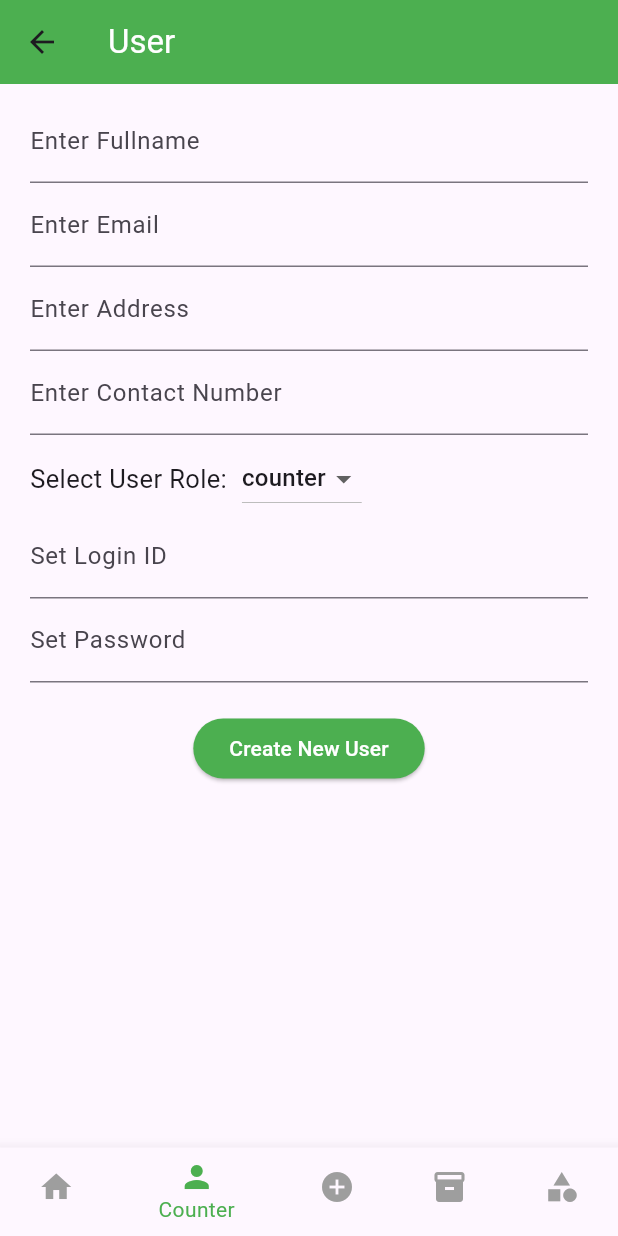
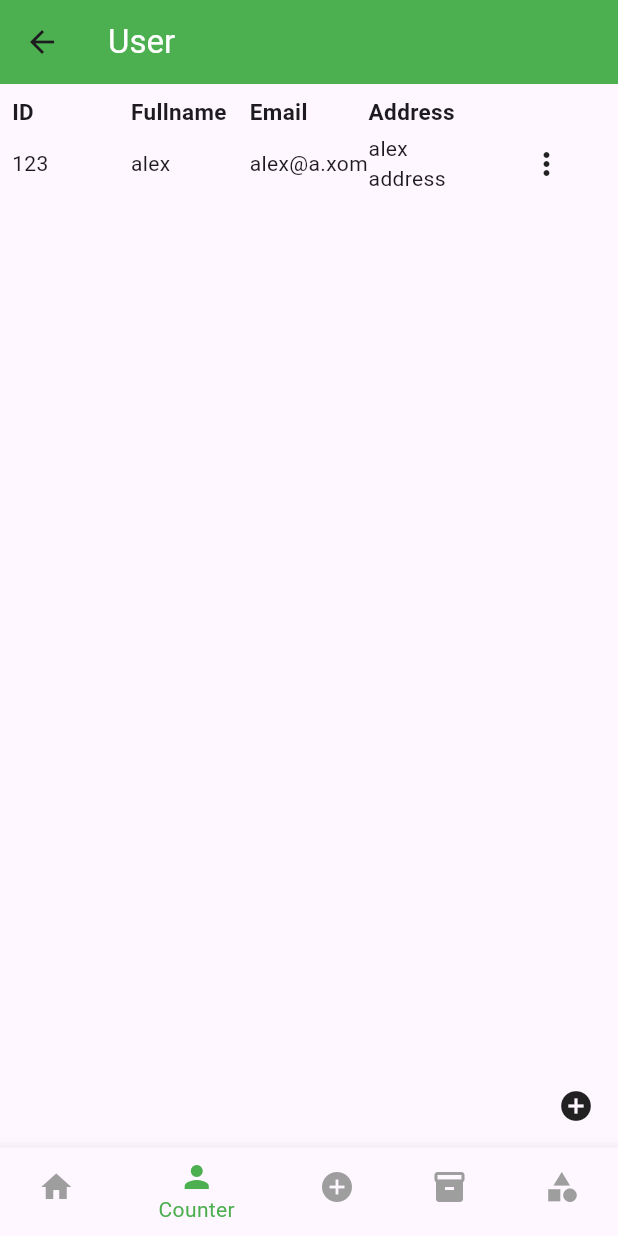
Before and after one commit to sndp231998/HMRODOKAN, a Flutter app: the AdminDashboard screen opened directly, item 2 of the bottom bar chosen, on a phone screen of 412 x 824 dp. Run offline on Flutter 3.47's test engine with Material 2 defaults, Android fonts, the phone set to English and light mode, and no system bars; missing offline and left inert: flutter_barcode_scanner.

Commit message:
table for admin

```diff
--- /dev/null
+++ b/lib/components/table_body.dart
@@ -0,0 +1,11 @@
+import 'package:flutter/material.dart';
+
+class TableBody extends StatelessWidget {
+  final String tableData;
+  const TableBody({super.key, required this.tableData});
+
+  @override
+  Widget build(BuildContext context) {
+    return TableCell(child: Text(tableData));
+  }
+}
--- /dev/null
+++ b/lib/components/table_head.dart
@@ -0,0 +1,18 @@
+import 'package:flutter/material.dart';
+
+class TableHead extends StatelessWidget {
+  final String tableData;
+  const TableHead({super.key, required this.tableData});
+
+  @override
+  Widget build(BuildContext context) {
+    return TableCell(
+        child: Text(
+      tableData,
+      style: const TextStyle(
+        fontWeight: FontWeight.bold,
+        fontSize: 15,
+      ),
+    ));
+  }
+}
--- a/lib/pages/admin/user.dart
+++ b/lib/pages/admin/user.dart
@@ -1,4 +1,6 @@
 import 'package:flutter/material.dart';
+import 'package:hmrodokan/components/table_body.dart';
+import 'package:hmrodokan/components/table_head.dart';
 
 class User extends StatefulWidget {
   const User({super.key});
@@ -8,90 +10,74 @@
 }
 
 class _UserState extends State<User> {
-  String dropDownValue = 'counter';
-
-  final List _userRole = ['counter', 'admin'];
-
   @override
   Widget build(BuildContext context) {
-    return SingleChildScrollView(
-      child: Padding(
-        padding: const EdgeInsets.symmetric(vertical: 10.0, horizontal: 20.0),
+    return Padding(
+      padding: const EdgeInsets.all(8.0),
       child: Column(
         children: [
-            const TextField(
-              keyboardType: TextInputType.name,
-              decoration: InputDecoration(labelText: 'Enter Fullname'),
+          // search box
+
+          // listing of users
+          Table(
+            defaultVerticalAlignment: TableCellVerticalAlignment.middle,
+            children: [
+              const TableRow(children: [
+                TableHead(tableData: 'ID'),
+                TableHead(tableData: 'Fullname'),
+                TableHead(tableData: 'Email'),
+                TableHead(tableData: 'Address'),
+                TableHead(tableData: ''),
+              ]),
+              TableRow(children: [
+                const TableBody(tableData: '123'),
+                const TableBody(tableData: 'alex'),
+                const TableBody(tableData: 'alex@a.xom'),
+                const TableBody(tableData: 'alex address'),
+                TableCell(
+                  child: PopupMenuButton(onSelected: (value) {
+                    if (value == 'more') {}
+                    if (value == 'edit') {}
+                    if (value == 'delete') {}
+                  }, itemBuilder: ((context) {
+                    return [
+                      const PopupMenuItem(
+                          value: 'more',
+                          textStyle: TextStyle(fontSize: 10),
+                          child: ListTile(
+                            leading: Icon(
+                              Icons.details,
+                              size: 20,
                             ),
-            const TextField(
-              keyboardType: TextInputType.emailAddress,
-              decoration: InputDecoration(labelText: 'Enter Email'),
+                            title: Text('More'),
+                          )),
+                      const PopupMenuItem(
+                          value: 'edit',
+                          textStyle: TextStyle(fontSize: 10),
+                          child: ListTile(
+                            leading: Icon(
+                              Icons.edit,
+                              size: 20,
                             ),
-            const TextField(
-              keyboardType: TextInputType.streetAddress,
-              decoration: InputDecoration(labelText: 'Enter Address'),
+                            title: Text('Edit'),
+                          )),
+                      const PopupMenuItem(
+                          value: 'delete',
+                          textStyle: TextStyle(fontSize: 10),
+                          child: ListTile(
+                            leading: Icon(
+                              Icons.delete,
+                              size: 20,
                             ),
-            const TextField(
-              keyboardType: TextInputType.phone,
-              decoration: InputDecoration(
-                labelText: 'Enter Contact Number',
+                            title: Text('Delete'),
+                          )),
+                    ];
+                  })),
                 ),
-            ),
-            const SizedBox(
-              height: 5,
-            ),
-            Row(
-              children: [
-                const Text(
-                  'Select User Role:',
-                  style: TextStyle(fontSize: 17, fontWeight: FontWeight.normal),
-                ),
-                const SizedBox(
-                  width: 10,
-                ),
-                DropdownButton(
-                    value: dropDownValue,
-                    items: _userRole.map((value) {
-                      return DropdownMenuItem<String>(
-                        value: value,
-                        child: Text(value),
-                      );
-                    }).toList(),
-                    onChanged: (value) {
-                      setState(() {
-                        dropDownValue = value!;
-                      });
-                    }),
+              ])
             ],
-            ),
-            const TextField(
-              keyboardType: TextInputType.number,
-              decoration: InputDecoration(
-                labelText: 'Set Login ID',
-              ),
-            ),
-            const TextField(
-              obscureText: true,
-              keyboardType: TextInputType.visiblePassword,
-              decoration: InputDecoration(
-                labelText: 'Set Password',
-              ),
-            ),
-            const SizedBox(
-              height: 20,
-            ),
-            ElevatedButton(
-              onPressed: () {},
-              style: const ButtonStyle(
-                  backgroundColor: MaterialStatePropertyAll(Colors.green),
-                  foregroundColor: MaterialStatePropertyAll(Colors.white)),
-              child: const Padding(
-                padding: EdgeInsets.symmetric(vertical: 8.0),
-                child: Text('Create New User'),
-              ),
           )
         ],
-        ),
       ),
     );
   }
```
Also changed, not shown: lib/pages/admin/admin_dashboard.dart (+23 -1 lines), lib/pages/admin/inventory.dart (+21 -17 lines), lib/pages/admin/user_create.dart (added, +101 -0 lines). Lines whose indentation alone changed are shown as unchanged.
